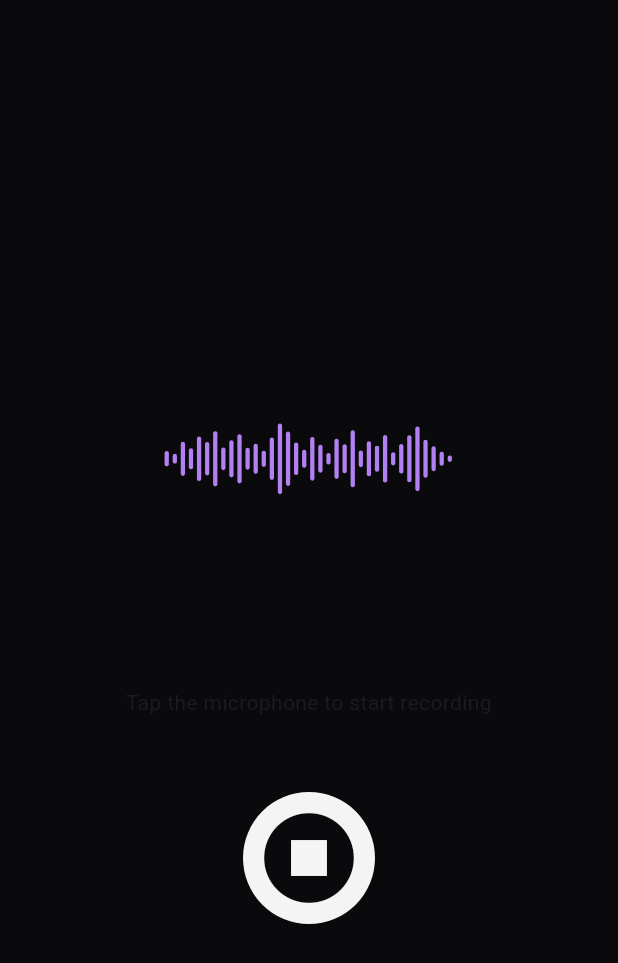
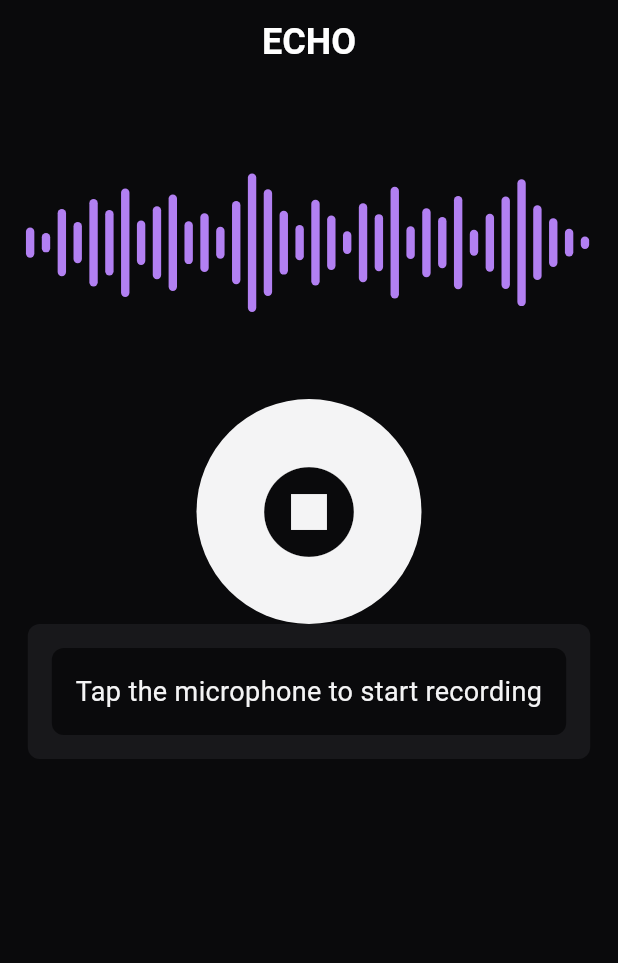
Before and after one commit to OPTRONIX-10/echo_flutter, a Flutter app: the screen it shows after launch, after a tap on the "mic" icon, on a phone screen of 412 x 824 dp. Shown: the top 963 px of the screen. Run offline on Flutter 3.47's test engine with Material 3 defaults, Android fonts, the phone set to English and light mode, and no system bars; drawn by our look-alikes of avatar_glow; our stand-ins replace get, lottie, speech_to_text.

Commit message:
ui changes

```diff
--- a/lib/app/modules/home/controllers/home_controller.dart
+++ b/lib/app/modules/home/controllers/home_controller.dart
@@ -3,7 +3,6 @@ import 'package:get/get.dart';
 import 'package:speech_to_text/speech_to_text.dart';
 
 class HomeController extends GetxController {
-
   final SpeechToText _speechToText = SpeechToText();
   bool _isSpeechAvailable = false;
   final isListening = false.obs;
@@ -18,20 +17,25 @@ class HomeController extends GetxController {
   Future<void> _initializeSpeech() async {
     _isSpeechAvailable = await _speechToText.initialize(
       onStatus: (status) {
-        Get.snackbar('Speech', status);
-        if (status == 'done') {
-          stopListening();
+        if (status == 'listening') {
+          isListening.value = true;
+        } else if (status == 'done' || status == 'notListening') {
+          // The plugin has already ended this session. Calling stop() here
+          // starts another platform stop request and can end a new session.
+          isListening.value = false;
         }
       },
       onError: (error) {
         Get.snackbar('Speech error', error.errorMsg);
-        stopListening();
+        isListening.value = false;
       },
     );
   }
 
   void startListening() async {
     if (_isSpeechAvailable) {
+      isListening.value = true;
+      try {
         await _speechToText.listen(
           onResult: (result) {
             transcription.value = result.recognizedWords;
@@ -45,7 +49,10 @@ class HomeController extends GetxController {
             localeId: 'en_IN',
           ),
         );
-      isListening.value = true;
+      } on Exception catch (error) {
+        isListening.value = false;
+        Get.snackbar('Speech error', error.toString());
+      }
     } else {
       Get.snackbar('Error', 'Speech recognition not available');
     }
--- a/lib/app/modules/home/views/home_view.dart
+++ b/lib/app/modules/home/views/home_view.dart
@@ -12,7 +12,22 @@ class HomeView extends GetView<HomeController> {
   Widget build(BuildContext context) {
     return Scaffold(
       backgroundColor: primaryColor,
-      body: SafeArea(child: MicWidget()),
+      appBar: AppBar(
+        title: const Text(
+          'ECHO',
+          style: TextStyle(
+            color: Colors.white,
+            fontSize: 24,
+            fontWeight: FontWeight.bold,
+          ),
+        ),
+        centerTitle: true,
+        backgroundColor: primaryColor,
+      ),
+      body: SafeArea(child: Center(child: Padding(
+        padding: const EdgeInsets.all(10.0),
+        child: MicWidget(),
+      ))),
     );
   }
 }
--- a/lib/app/modules/home/views/widgets/mic_widget.dart
+++ b/lib/app/modules/home/views/widgets/mic_widget.dart
@@ -13,22 +13,21 @@ class MicWidget extends GetView<HomeController> {
   Widget build(BuildContext context) {
     return Obx(
       () => Column(
-        mainAxisAlignment: MainAxisAlignment.center,
-        spacing: 50,
         children: [
           Lottie.asset(
             'assets/voice_lottie.json',
-            width: 200,
+            width: double.infinity,
             height: 200,
             repeat: true,
             animate: controller.isListening.value,
           ),
-          Text(controller.transcription.value, textAlign: TextAlign.center),
           AvatarGlow(
             glowColor: tertiaryColor,
             glowCount: 3,
-            glowRadiusFactor: 0.2,
+            glowRadiusFactor: 0.5,
             child: Container(
+              width: 150,
+              height: 150,
               decoration: const BoxDecoration(
                 color: secondaryColor,
                 shape: BoxShape.circle,
@@ -46,6 +45,27 @@ class MicWidget extends GetView<HomeController> {
               ),
             ),
           ),
+          Container(
+            padding: const EdgeInsets.all(16),
+            decoration: BoxDecoration(
+              color: neutralColor,
+              borderRadius: BorderRadius.circular(8),
+            ),
+            child: Container(
+              padding: const EdgeInsets.all(16),
+              decoration: BoxDecoration(
+                color: primaryColor,
+                borderRadius: BorderRadius.circular(8),
+              ),
+              child: Text(
+                controller.transcription.value,
+                textAlign: TextAlign.center,
+                maxLines: 5,
+                overflow: TextOverflow.ellipsis,
+                style: const TextStyle(fontSize: 18, color: secondaryColor),
+              ),
+            ),
+          ),
         ],
       ),
     );
--- a/lib/main.dart
+++ b/lib/main.dart
@@ -10,6 +10,7 @@ void main() {
       title: "Application",
       initialRoute: AppPages.INITIAL,
       getPages: AppPages.routes,
+      debugShowCheckedModeBanner: false,
     ),
   );
 }
```
Also changed, not shown: pubspec.lock, 6 other files. Lines whose indentation alone changed are shown as unchanged.
